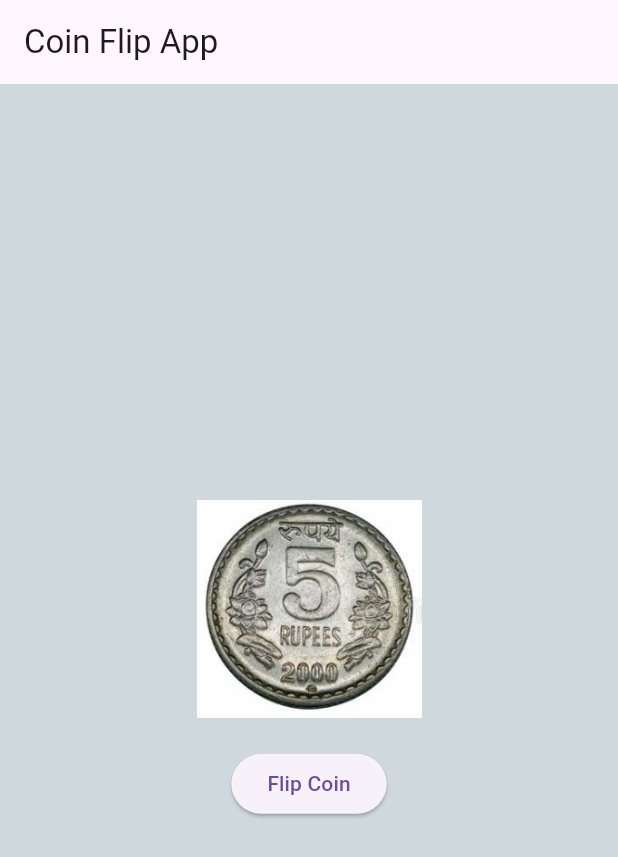
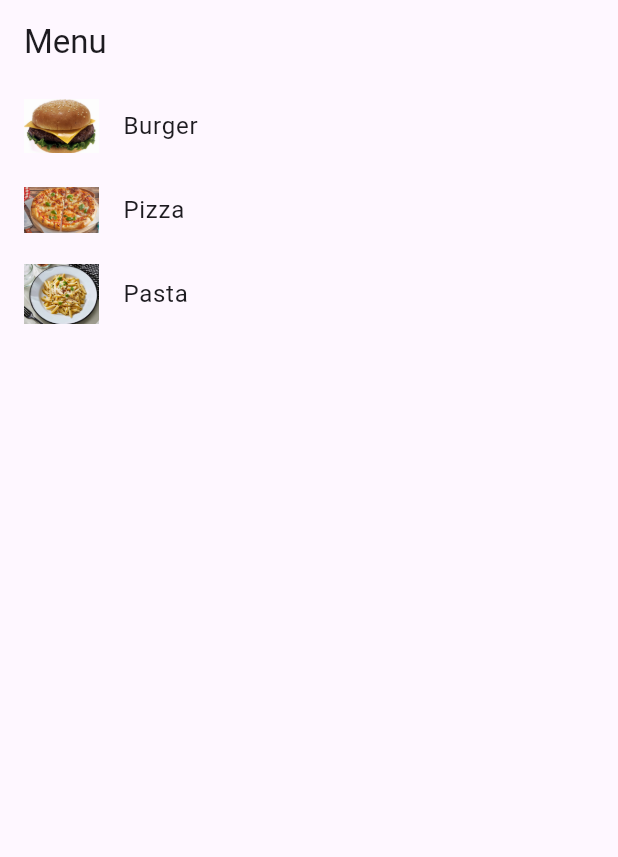
Before and after one commit to Liamzkyyy/Coin, a Flutter app: the screen it shows after launch, on a phone screen of 412 x 824 dp. Shown: the top 857 px of the screen. Run offline on Flutter 3.47's test engine with Material 3 defaults, Android fonts, the phone set to English and light mode, and no system bars.

Commit message:
first commit

```diff
--- a/lib/main.dart
+++ b/lib/main.dart
@@ -1,5 +1,5 @@
-import 'dart:math';
 import 'package:flutter/material.dart';
+import 'screens/menu_list_screen.dart';
 
 void main() {
   runApp(const MyApp());
@@ -12,50 +12,9 @@ class MyApp extends StatelessWidget {
   Widget build(BuildContext context) {
     return MaterialApp(
       debugShowCheckedModeBanner: false,
-      home: CoinFlip(),
+      title: 'Restaurant Menu',
+      theme: ThemeData(primarySwatch: Colors.red),
+      home: const MenuListScreen(),
     );
   }
 }
-
-class CoinFlip extends StatefulWidget {
-  const CoinFlip({super.key});
-
-  @override
-  _CoinFlipState createState() => _CoinFlipState();
-}
-
-class _CoinFlipState extends State<CoinFlip> {
-  int coinSide = 0;
-
-  void flipCoin() {
-    setState(() {
-      coinSide = Random().nextInt(2);
-    });
-  }
-
-  @override
-  Widget build(BuildContext context) {
-    return Scaffold(
-      backgroundColor: Colors.blueGrey[100],
-      appBar: AppBar(title: const Text("Coin Flip App")),
-      body: Center(
-        child: Column(
-          mainAxisSize: MainAxisSize.min,
-          children: [
-            Image.asset(
-              coinSide == 0
-                  ? 'assets/images/heads.png'
-                  : 'assets/images/tails.png',
-              width: 150,
-            ),
-            const SizedBox(height: 20),
-            ElevatedButton(
-              onPressed: flipCoin,
-              child: const Text("Flip Coin"),
-            ),
-          ],
-        ),
-      ),
-    );
-  }
-}
--- /dev/null
+++ b/lib/screens/menu_list_screen.dart
@@ -0,0 +1,40 @@
+import 'package:flutter/material.dart';
+import 'food_details_screen.dart';
+
+class MenuListScreen extends StatelessWidget {
+  const MenuListScreen({super.key});
+
+  final List<Map<String, String>> menuItems = const [
+    {'name': 'Burger', 'image': 'assets/images/burger.png'},
+    {'name': 'Pizza', 'image': 'assets/images/pizza.png'},
+    {'name': 'Pasta', 'image': 'assets/images/pasta.png'},
+  ];
+
+  @override
+  Widget build(BuildContext context) {
+    return Scaffold(
+      appBar: AppBar(title: const Text('Menu')),
+      body: ListView.builder(
+        itemCount: menuItems.length,
+        itemBuilder: (context, index) {
+          return ListTile(
+            leading:
+                Image.asset(menuItems[index]['image']!, width: 50, height: 50),
+            title: Text(menuItems[index]['name']!),
+            onTap: () {
+              Navigator.push(
+                context,
+                MaterialPageRoute(
+                  builder: (context) => FoodDetailsScreen(
+                    name: menuItems[index]['name']!,
+                    image: menuItems[index]['image']!,
+                  ),
+                ),
+              );
+            },
+          );
+        },
+      ),
+    );
+  }
+}
--- a/pubspec.yaml
+++ b/pubspec.yaml
@@ -59,8 +59,9 @@ flutter:
 
   # To add assets to your application, add an assets section, like this:
   assets:
-  - assets/images/heads.png
-  - assets/images/tails.png
+  - assets/images/burger.png
+  - assets/images/pizza.png
+  - assets/images/pasta.png
 
   # An image asset can refer to one or more resolution-specific "variants", see
   # https://flutter.dev/to/resolution-aware-images
```
Also changed, not shown: lib/screens/food_details_screen.dart (added, +35 -0 lines), assets/images/burger.png (added), assets/images/heads.png (deleted), assets/images/pasta.png (added), assets/images/pizza.png (added), assets/images/tails.png (deleted), 1 other file.
